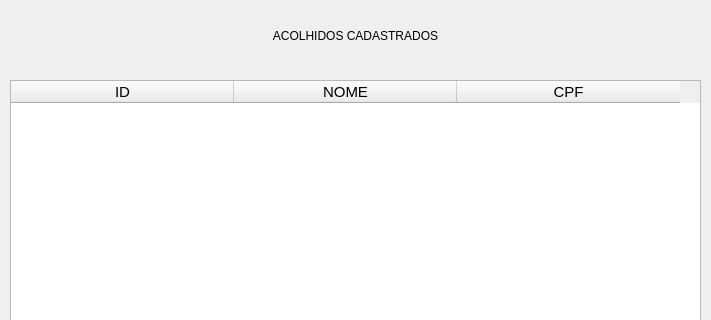
Above: formCadastrado.ui from AlexFilh0/BetelgeuseDB before the change; both pictures show x 0 to 711 and y 0 to 320 of the 711 by 600 pixel window. Below: the same form after it.
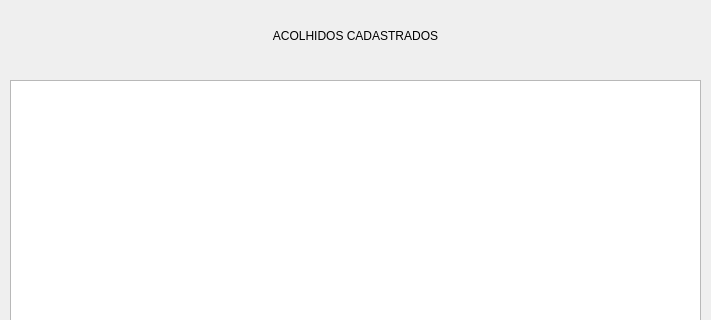
That is the form after the change.

The edit to the form file:
```diff
--- a/formCadastrado.ui
+++ b/formCadastrado.ui
@@ -52,7 +52,7 @@
      <bool>false</bool>
     </property>
     <attribute name="horizontalHeaderVisible">
-     <bool>true</bool>
+     <bool>false</bool>
     </attribute>
     <attribute name="horizontalHeaderCascadingSectionResizes">
      <bool>false</bool>
@@ -64,7 +64,7 @@
      <bool>true</bool>
     </attribute>
     <attribute name="verticalHeaderVisible">
-     <bool>true</bool>
+     <bool>false</bool>
     </attribute>
     <attribute name="verticalHeaderHighlightSections">
      <bool>true</bool>
```
Left out of the diff: 2 changed lines with no effect on the pictures.
